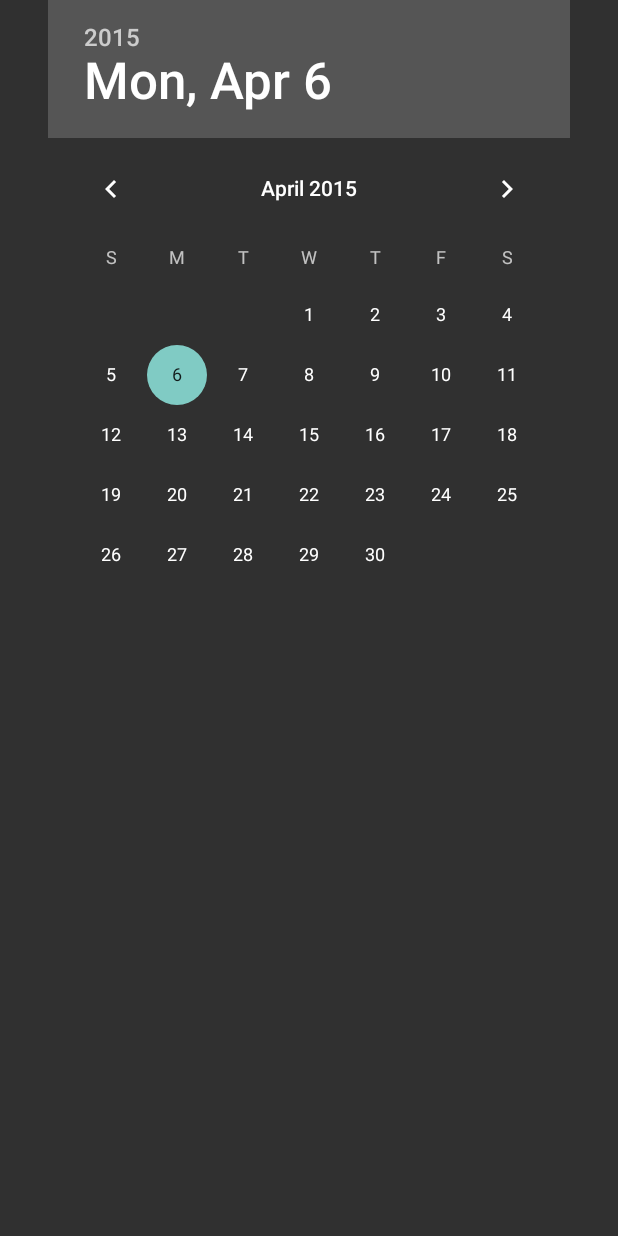
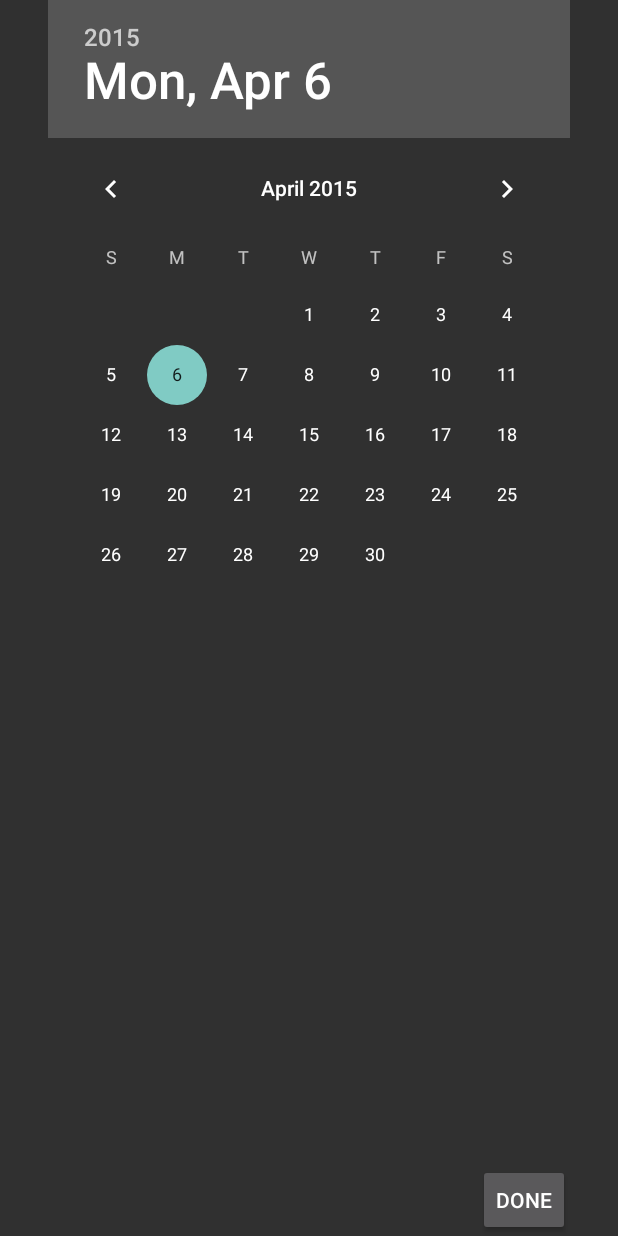
Before and after one commit to DavidPagels/HCIPrototype, an Android app: the layout date_picker.xml on its own in the app's theme, with its tools: preview values and no code run, on a phone screen of 412 x 824 dp. Run offline under Robolectric (Android 15) with nearby library versions, the phone set to English and light mode, and no system bars.

Commit message:
Attempting to make dialogs pop up for date/time when user clicks editText view

```diff
--- a/app/src/main/res/layout/activity_new.xml
+++ b/app/src/main/res/layout/activity_new.xml
@@ -83,6 +83,8 @@
         style="@style/LargeTextFullWidth"
         android:id="@+id/theDate"
         android:text=""
+        android:setClickable="true"
+        android:onClick="setDateDialog"
         android:singleLine="true"
         android:hint="@string/theDate"
         android:layout_width="wrap_content"
--- a/app/src/main/res/layout/date_picker.xml
+++ b/app/src/main/res/layout/date_picker.xml
@@ -13,4 +13,14 @@
         android:layout_centerHorizontal="true">
     </DatePicker>
 
+    <Button
+        style="?android:attr/buttonStyleSmall"
+        android:layout_width="wrap_content"
+        android:layout_height="wrap_content"
+        android:text="Done"
+        android:id="@+id/saveTime"
+        android:layout_alignParentBottom="true"
+        android:layout_alignRight="@+id/datePicker1"
+        android:layout_alignEnd="@+id/datePicker1" />
+
 </RelativeLayout>
```
Also changed, not shown: app/src/main/java/com/example/david/hciprototype/AddNewEvent.java (+27 -9 lines).
